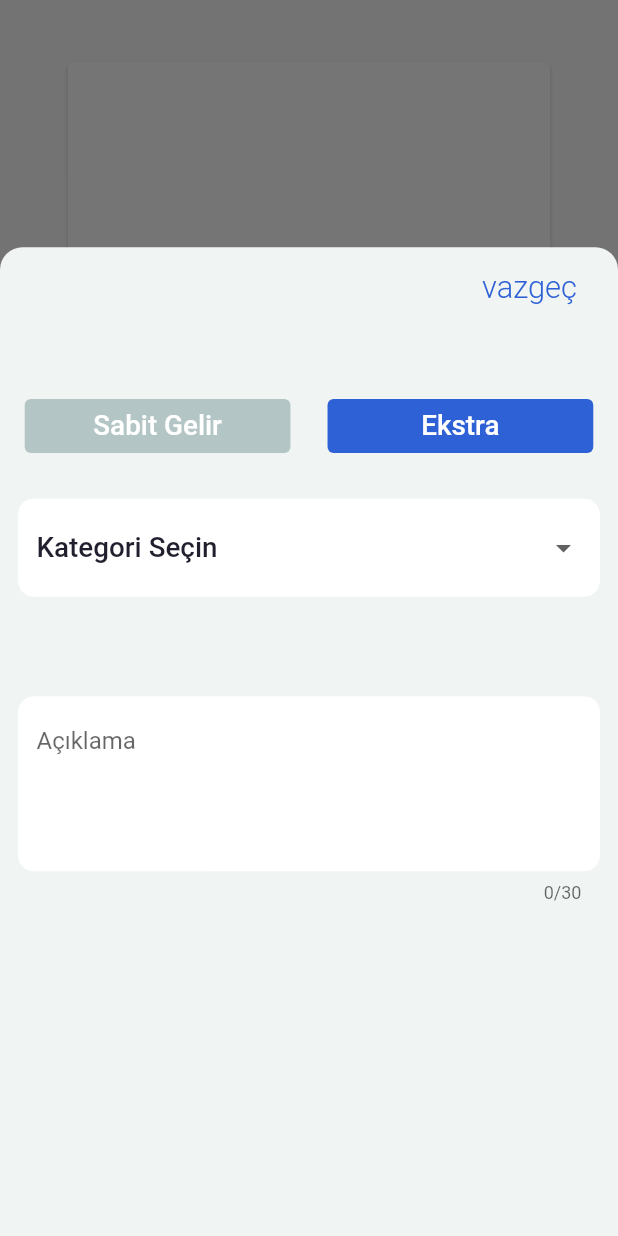
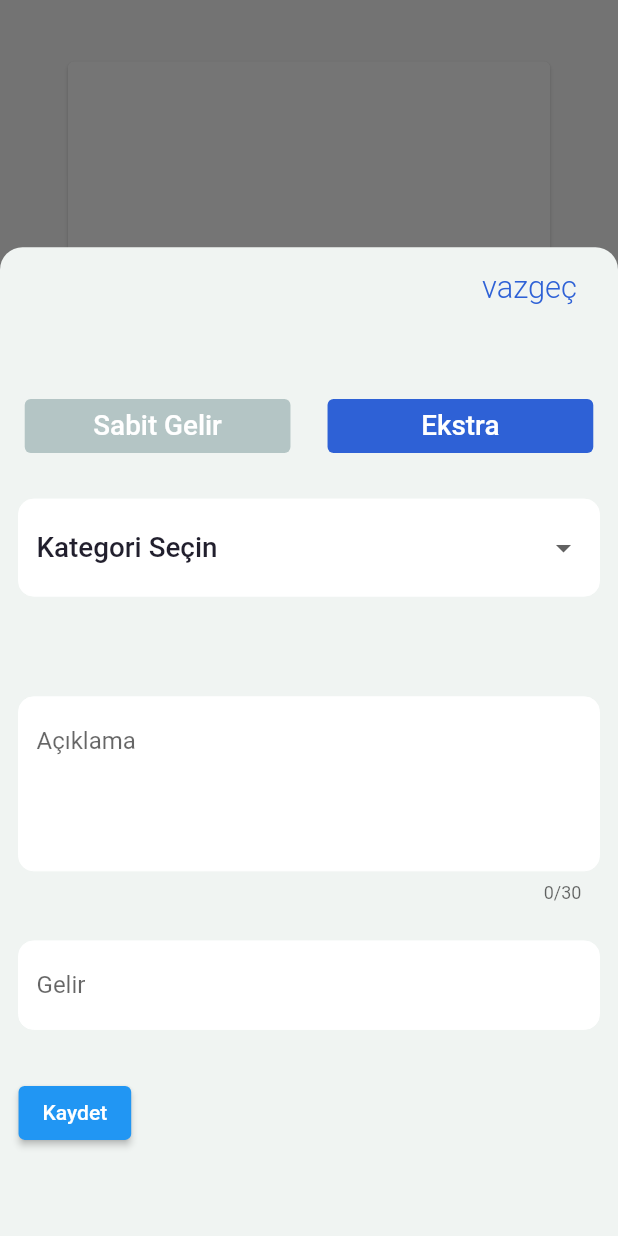
Before and after one commit to hazarduman0/kasa, a Flutter app: the screen it shows after launch, item 3 of the bottom bar chosen, on a phone screen of 412 x 824 dp. Run offline on Flutter 3.47's test engine with Material 2 defaults, Android fonts, the light colour scheme and no system bars; drawn by our look-alikes of timeline_tile; our stand-ins replace get, sqflite; accounts and stored records are empty.

Commit message:
Update bottom_sheet_widget.dart

```diff
--- a/lib/ui/widgets/home/bottom_sheet_widget.dart
+++ b/lib/ui/widgets/home/bottom_sheet_widget.dart
@@ -16,7 +16,8 @@ class BottomSheetWidget extends StatelessWidget {
   Widget build(BuildContext context) {
     return GetBuilder<BottomSheetController>(builder: (context) {
       return SingleChildScrollView(
-        physics: const BouncingScrollPhysics(parent: AlwaysScrollableScrollPhysics()),
+        physics: const BouncingScrollPhysics(
+            parent: AlwaysScrollableScrollPhysics()),
         child: Container(
           height: Get.height * 0.8,
           width: Get.width,
@@ -36,25 +37,55 @@ class BottomSheetWidget extends StatelessWidget {
                   SizedBox(height: Get.height * 0.03),
                   _categorySelectBox(),
                   SizedBox(height: Get.height * 0.03),
-                  TextFormField(
-                    cursorColor: AppColors.blackHowl,
-                    // style: AppKeysTextStyle.buttonTextStyle
-                    //     .copyWith(color: AppColors.blackHowl),
-                    maxLines: 4,
-                    maxLength: 30,
-                    decoration: InputDecoration(
-                        hintText: AppKeys.description,
-                        fillColor: Colors.white,
-                        filled: true,
-                        enabledBorder: _formBorder(),
-                        //border: _formBorder(),
-                        focusedBorder: _formBorder()),
+                  _descriptionForm(),
+                  SizedBox(height: Get.height * 0.03),
+                  _amountFormField(),
+                  SizedBox(height: Get.height * 0.01),
+                  Align(
+                    alignment: Alignment.bottomLeft,
+                    child: ElevatedButton(
+                        onPressed: () {}, child: Text(AppKeys.saveText)),
                   ),
                 ],
               )),
         ),
       );
     });
+  }
+
+  SizedBox _amountFormField() {
+    return SizedBox(
+      height: Get.height * 0.1,
+      width: Get.width,
+      child: TextFormField(
+        keyboardType: TextInputType.number,
+        cursorColor: AppColors.blackHowl,
+        maxLines: 1,
+        decoration: _formInputDecoration(
+            sheetController.isRemove ? AppKeys.expense : AppKeys.incomeText),
+      ),
+    );
+  }
+
+  TextFormField _descriptionForm() {
+    return TextFormField(
+      cursorColor: AppColors.blackHowl,
+      // style: AppKeysTextStyle.buttonTextStyle
+      //     .copyWith(color: AppColors.blackHowl),
+      maxLines: 4,
+      maxLength: 30,
+      decoration: _formInputDecoration(AppKeys.description),
+    );
+  }
+
+  InputDecoration _formInputDecoration(String hintText) {
+    return InputDecoration(
+        hintText: hintText,
+        fillColor: Colors.white,
+        filled: true,
+        enabledBorder: _formBorder(),
+        //border: _formBorder(),
+        focusedBorder: _formBorder());
   }
 
   SizedBox _categorySelectBox() {
```
